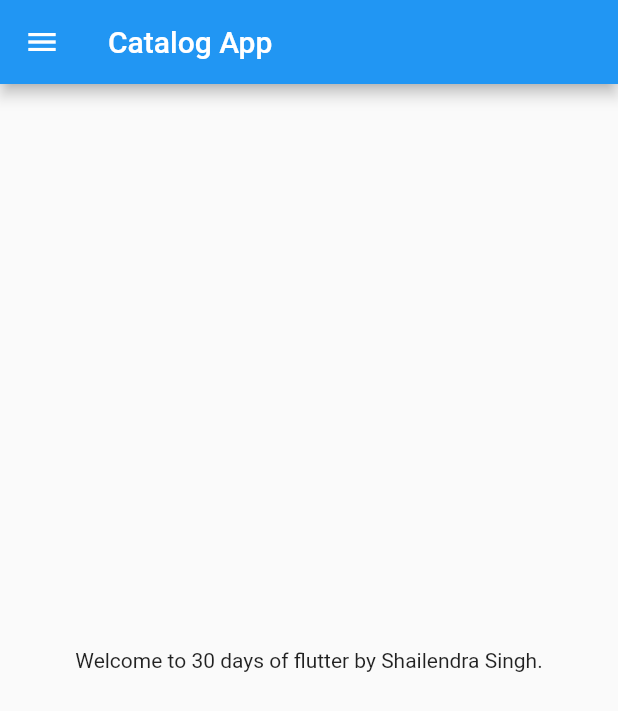
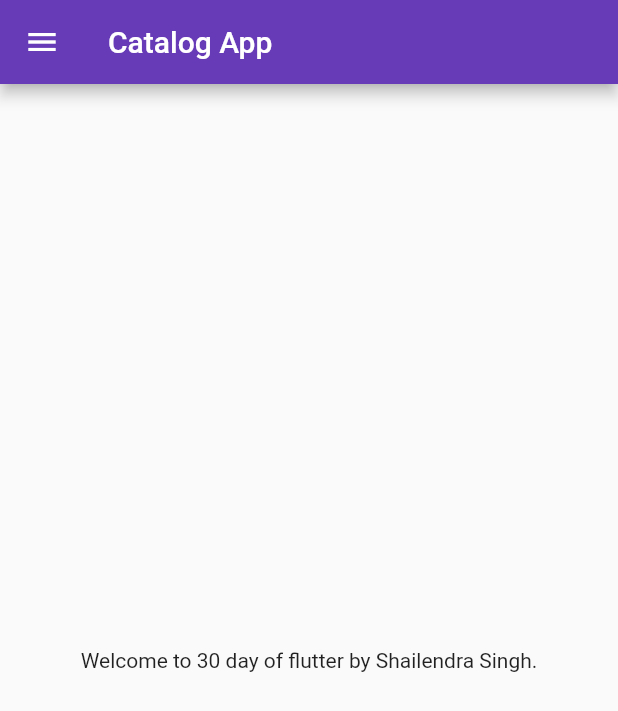
Before and after one commit to shailendra9110/30daysofflutter, a Flutter app: the screen it shows after launch, on a phone screen of 412 x 824 dp. Shown: the top 711 px of the screen. Run offline on Flutter 3.47's test engine with Material 2 defaults, Android fonts, the phone set to English and light mode, and no system bars.

Commit message:
Day 3 complete

```diff
--- a/lib/main.dart
+++ b/lib/main.dart
@@ -1,15 +1,28 @@
-import 'package:first_app/home_page.dart';
+import 'package:first_app/pages/login_page.dart';
 import 'package:flutter/material.dart';
+
+import 'pages/home_page.dart';
 
 void main() {
   runApp(MyApp());
 }
 
 class MyApp extends StatelessWidget {
+  const MyApp({Key? key}) : super(key: key);
+
   @override
   Widget build(BuildContext context) {
     return MaterialApp(
-      home: HomePage(),
+      themeMode: ThemeMode.light,
+      theme: ThemeData(primarySwatch: Colors.deepPurple),
+      darkTheme: ThemeData(
+          brightness: Brightness.dark, primarySwatch: Colors.deepPurple),
+      initialRoute: "/home",
+      routes: {
+        "/": (context) => LoginPage(),
+        "/home": (context) => HomePage(),
+        "/login": (context) => LoginPage(),
+      },
     );
   }
 }
--- /dev/null
+++ b/lib/pages/home_page.dart
@@ -0,0 +1,22 @@
+import 'package:flutter/material.dart';
+
+class HomePage extends StatelessWidget {
+      final int days = 30;
+    final String name = "Shailendra Singh";
+  const HomePage({Key? key}) : super(key: key);
+
+  @override
+  Widget build(BuildContext context) {
+    return Scaffold(
+      appBar: AppBar(
+        title: Text("Catalog App"),
+      ),
+      body: Center(
+        child: Container(
+            child: Text("Welcome to $days day of flutter by $name.")
+            ),
+      ),
+      drawer: Drawer(),
+    );
+  }
+}
```
Also changed, not shown: lib/pages/login_page.dart (added, +21 -0 lines).
